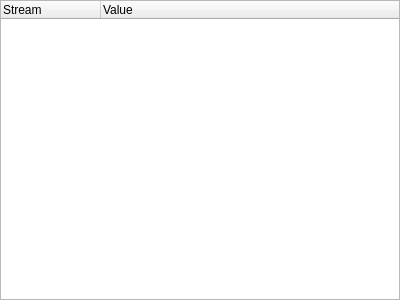
This is gui/gui/widgets/datastreampicker.ui in einsteinly/CAUV_old_software as Qt 5 draws it before an edit. The edited form follows.
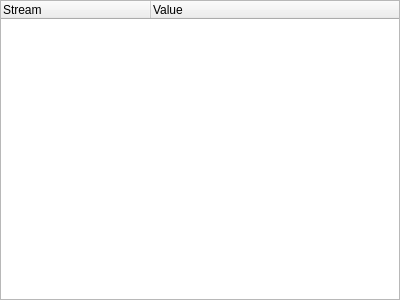
This is the edited form.

```diff
--- a/gui/gui/widgets/datastreampicker.ui
+++ b/gui/gui/widgets/datastreampicker.ui
@@ -35,6 +35,12 @@
       <property name="animated">
        <bool>true</bool>
       </property>
+      <attribute name="headerDefaultSectionSize">
+       <number>150</number>
+      </attribute>
+      <attribute name="headerDefaultSectionSize">
+       <number>150</number>
+      </attribute>
       <column>
        <property name="text">
         <string>Stream</string>
```
